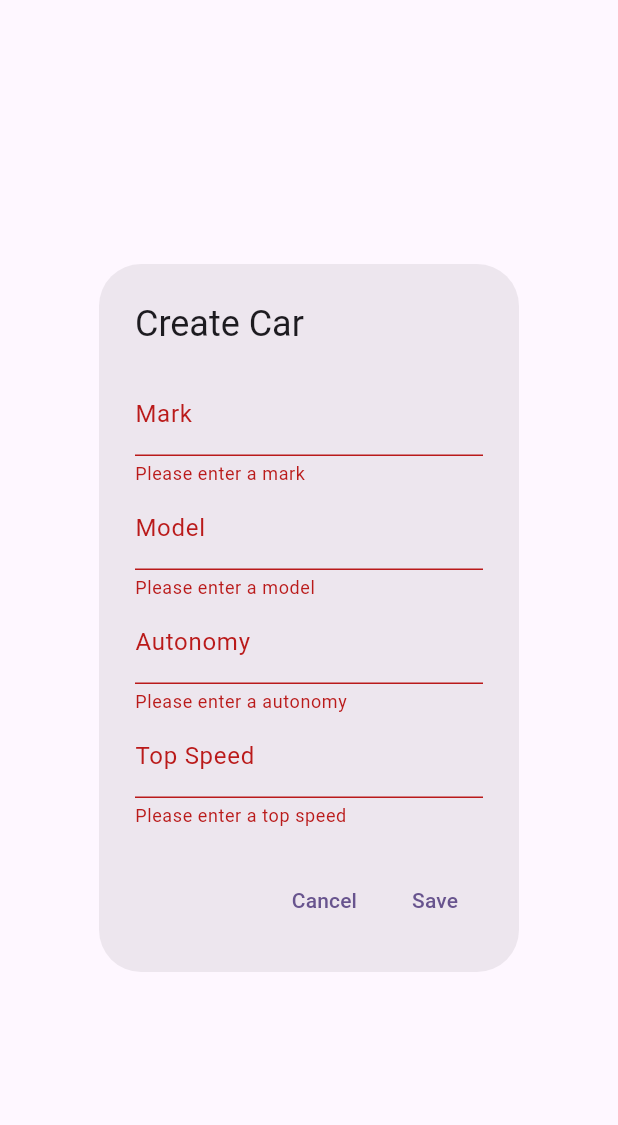
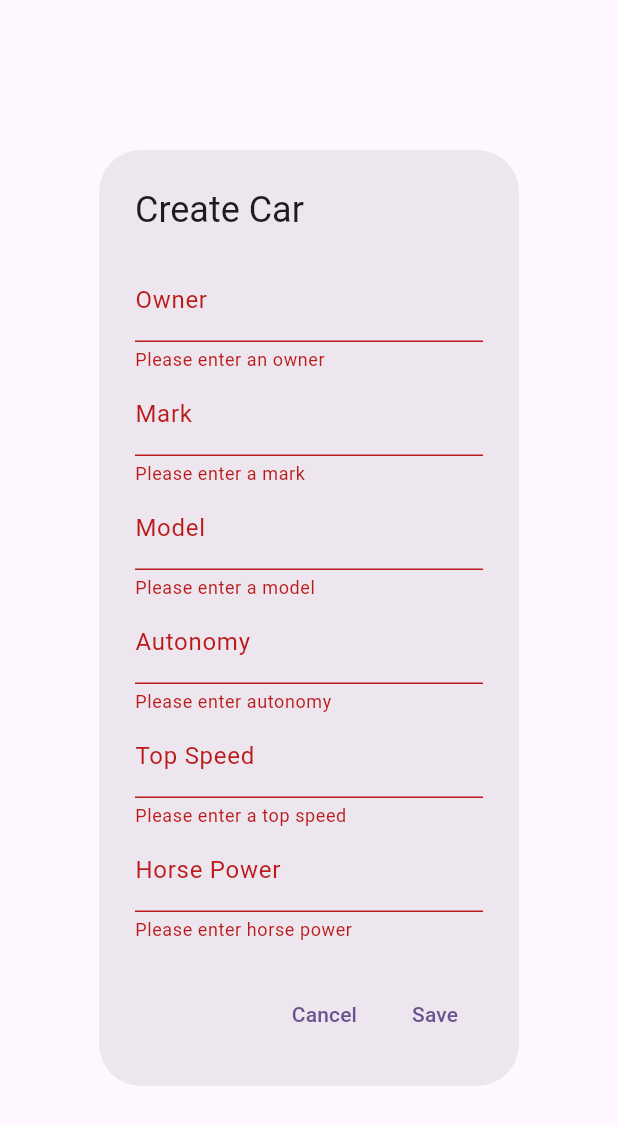
Before and after one commit to LuisVad/frontend_app9c, a Flutter app: the CarForm widget shown alone on an empty page, opened directly, after a tap on "Save", on a phone screen of 412 x 824 dp. Shown: the top 1125 px of the screen. Run offline on Flutter 3.47's test engine with Material 3 defaults, Android fonts, the phone set to English and light mode, and no system bars; our stand-ins replace bloc, equatable, flutter_bloc; network calls fail.

Commit message:
[AAD] Modificación de Campos ... Otra Vez

```diff
--- a/lib/data/models/car_model.dart
+++ b/lib/data/models/car_model.dart
@@ -1,35 +1,43 @@
 class CarModel {
   final String? id;
+  final String owner;
   final String mark;
   final String model;
   final double autonomy;
   final double topSpeed;
+  final double horsePower;
 
   CarModel({
     this.id,
+    required this.owner,
     required this.mark,
     required this.model,
     required this.autonomy,
     required this.topSpeed,
+    required this.horsePower,
   });
 
   factory CarModel.fromJson(Map<String, dynamic> json) {
     return CarModel(
       id: json['id'],
-      mark: json['mark'],
-      model: json['model'],
-      autonomy: json['autonomy'].toDouble(),
-      topSpeed: json['topSpeed'].toDouble(),
+      owner: json['dueño'],
+      mark: json['marca'],
+      model: json['modelo'],
+      autonomy: json['autonomia'].toDouble(),
+      topSpeed: json['velocidadMaxima'].toDouble(),
+      horsePower: json['caballosDeFuerza'].toDouble(),
     );
   }
 
   Map<String, dynamic> toJson() {
     return {
       'id': id,
-      'mark': mark,
-      'model': model,
-      'autonomy': autonomy,
-      'topSpeed': topSpeed,
+      'dueño': owner,
+      'marca': mark,
+      'modelo': model,
+      'autonomia': autonomy,
+      'velocidadMaxima': topSpeed,
+      'caballosDeFuerza': horsePower,
     };
   }
 }
--- a/lib/presentation/screens/car_crud.dart
+++ b/lib/presentation/screens/car_crud.dart
@@ -18,7 +18,7 @@ class CarListView extends StatelessWidget {
         onPressed: () {
           showDialog(
             context: context,
-            builder: (context) => CarForm(),
+            builder: (context) => const CarForm(),
           );
         },
         child: const Icon(Icons.add),
@@ -67,7 +67,7 @@ class _CarListScreenState extends State<CarListScreen> {
                     final car = cars[index];
                     return ListTile(
                       title: Text(car.mark),
-                      subtitle: Text(car.model),
+                      subtitle: Text('${car.model}, ${car.owner}'),
                       trailing: Row(
                         mainAxisSize: MainAxisSize.min,
                         children: [
@@ -127,7 +127,7 @@ class _CarListScreenState extends State<CarListScreen> {
 class CarForm extends StatefulWidget {
   final CarModel? car;
 
-  CarForm({Key? key, this.car}) : super(key: key);
+  const CarForm({Key? key, this.car}) : super(key: key);
 
   @override
   _CarFormState createState() => _CarFormState();
@@ -135,18 +135,22 @@ class CarForm extends StatefulWidget {
 
 class _CarFormState extends State<CarForm> {
   final _formKey = GlobalKey<FormState>();
+  late TextEditingController _ownerController;
   late TextEditingController _markController;
   late TextEditingController _modelController;
   late TextEditingController _autonomyController;
   late TextEditingController _topSpeedController;
+  late TextEditingController _horsePowerController;
 
   @override
   void initState() {
     super.initState();
-    _markController = TextEditingController(text: widget.car?.mark);
-    _modelController = TextEditingController(text: widget.car?.model);
-    _autonomyController = TextEditingController(text: widget.car?.autonomy.toString());
-    _topSpeedController = TextEditingController(text: widget.car?.topSpeed.toString());
+    _ownerController = TextEditingController(text: widget.car?.owner ?? '');
+    _markController = TextEditingController(text: widget.car?.mark ?? '');
+    _modelController = TextEditingController(text: widget.car?.model ?? '');
+    _autonomyController = TextEditingController(text: widget.car?.autonomy.toString() ?? '');
+    _topSpeedController = TextEditingController(text: widget.car?.topSpeed.toString() ?? '');
+    _horsePowerController = TextEditingController(text: widget.car?.horsePower.toString() ?? '');
   }
 
   @override
@@ -160,6 +164,16 @@ class _CarFormState extends State<CarForm> {
         child: Column(
           mainAxisSize: MainAxisSize.min,
           children: [
+            TextFormField(
+              controller: _ownerController,
+              decoration: const InputDecoration(labelText: 'Owner'),
+              validator: (value) {
+                if (value == null || value.isEmpty) {
+                  return 'Please enter an owner';
+                }
+                return null;
+              },
+            ),
             TextFormField(
               controller: _markController,
               decoration: const InputDecoration(labelText: 'Mark'),
@@ -185,7 +199,7 @@ class _CarFormState extends State<CarForm> {
               decoration: const InputDecoration(labelText: 'Autonomy'),
               validator: (value) {
                 if (value == null || value.isEmpty) {
-                  return 'Please enter a autonomy';
+                  return 'Please enter autonomy';
                 }
                 return null;
               },
@@ -196,6 +210,16 @@ class _CarFormState extends State<CarForm> {
               validator: (value) {
                 if (value == null || value.isEmpty) {
                   return 'Please enter a top speed';
+                }
+                return null;
+              },
+            ),
+            TextFormField(
+              controller: _horsePowerController,
+              decoration: const InputDecoration(labelText: 'Horse Power'),
+              validator: (value) {
+                if (value == null || value.isEmpty) {
+                  return 'Please enter horse power';
                 }
                 return null;
               },
@@ -216,10 +240,12 @@ class _CarFormState extends State<CarForm> {
             if (_formKey.currentState!.validate()) {
               final car = CarModel(
                 id: widget.car?.id,
+                owner: _ownerController.text,
                 mark: _markController.text,
                 model: _modelController.text,
                 autonomy: double.parse(_autonomyController.text),
                 topSpeed: double.parse(_topSpeedController.text),
+                horsePower: double.parse(_horsePowerController.text),
               );
               if (widget.car == null) {
                 carCubit.createCar(car).then((_) => carCubit.fetchAllCars());
```
Also changed, not shown: lib/data/repository/car_repository.dart (+7 -1 lines), pubspec.yaml (+23 -0 lines), pubspec.lock, 1 other file.
